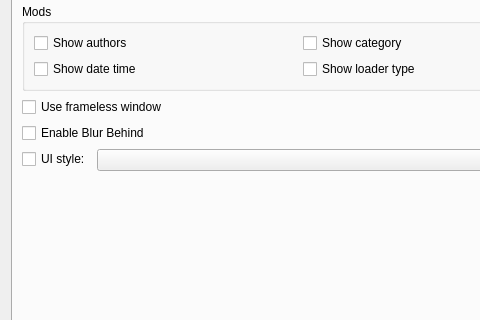
This is src/ui/preferences.ui in kaniol-lck/modmanager as Qt 5 draws it before an edit; both pictures show x 0 to 480 and y 170 to 490 of the 600 by 673 pixel window. The edited form follows.
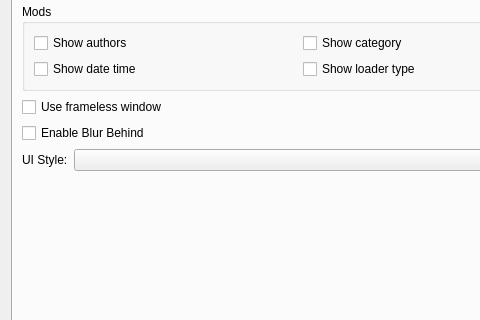
This is the edited form. Icons and pictures are not drawn.

What changed in the file:
```diff
--- a/src/ui/preferences.ui
+++ b/src/ui/preferences.ui
@@ -132,9 +132,9 @@
        <item>
         <layout class="QFormLayout" name="formLayout_4">
          <item row="0" column="0">
-          <widget class="QCheckBox" name="useCustomStyle">
+          <widget class="QLabel" name="label_4">
            <property name="text">
-            <string>UI style:</string>
+            <string>UI Style:</string>
            </property>
           </widget>
          </item>
```
Left out of the diff: 6 changed lines with no effect on the pictures.
